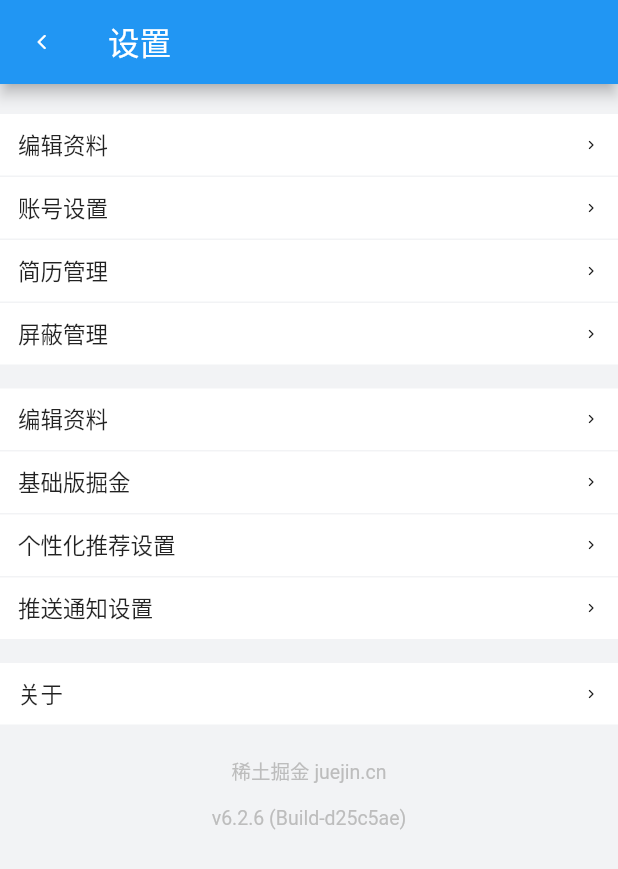
After one commit to CatJujube/jue_jin_blog, a Flutter app: the SettingPage screen opened directly, on a phone screen of 412 x 824 dp. The commit adds this screen. Shown: the top 869 px of the screen. Run offline on Flutter 3.47's test engine with Material 2 defaults, Android fonts, the phone set to English and light mode, and no system bars; our stand-ins replace dio, flutter_swiper, fluttertoast, pin_code_fields; missing offline and left inert: common_utils; network calls fail.

```diff
--- a/lib/bean/home_page_bean/HomePageBean.dart
+++ b/lib/bean/home_page_bean/HomePageBean.dart
@@ -1,5 +1,6 @@
 import 'package:jue_jin_blog/bean/home_page_bean/BaseTabBean.dart';
 import 'package:jue_jin_blog/bean/home_page_bean/FollowTabBean.dart';
+import 'package:jue_jin_blog/bean/home_page_bean/HotTabBean.dart';
 import 'package:jue_jin_blog/bean/home_page_bean/RecommendTabBean.dart';
 
 class HomePageBean{
@@ -9,6 +10,6 @@ class HomePageBean{
     HomePageBean(this.isLogin,this.tabList);
 
     static HomePageBean mockData(){
-      return HomePageBean(false,[FollowTabBean.mockData(),RecommendTabBean.mockData()]);
+      return HomePageBean(false,[FollowTabBean.mockData(),RecommendTabBean.mockData(),HotTabBean.mockData()]);
     }
 }
--- a/lib/main.dart
+++ b/lib/main.dart
@@ -2,7 +2,7 @@ import 'package:flutter/material.dart';
 import 'package:flutter/services.dart';
 import 'package:jue_jin_blog/bean/MineInfoBean.dart';
 import 'package:jue_jin_blog/pages/MainPage.dart';
-import 'package:jue_jin_blog/pages/MineInfoPage.dart';
+import 'package:jue_jin_blog/pages/mine_info_pages/MineInfoPage.dart';
 import 'package:jue_jin_blog/res/color/BColors.dart';
 
 void main() {
--- a/lib/pages/MainPage.dart
+++ b/lib/pages/MainPage.dart
@@ -4,7 +4,7 @@ import 'package:jue_jin_blog/bean/MineInfoBean.dart';
 import 'package:jue_jin_blog/bean/home_page_bean/HomePageBean.dart';
 import 'package:jue_jin_blog/pages/EmptyPage.dart';
 import 'package:jue_jin_blog/pages/HomePage.dart';
-import 'package:jue_jin_blog/pages/MineInfoPage.dart';
+import 'package:jue_jin_blog/pages/mine_info_pages/MineInfoPage.dart';
 
 class MainPage extends StatefulWidget {
   const MainPage({Key? key}) : super(key: key);
--- a/lib/pages/MineInfoPage.dart
+++ b/lib/pages/mine_info_pages/MineInfoPage.dart
@@ -6,6 +6,7 @@ import 'package:flutter_swiper/flutter_swiper.dart';
 import 'package:jue_jin_blog/bean/MineInfoBean.dart';
 import 'package:jue_jin_blog/nav/NavUtils.dart';
 import 'package:jue_jin_blog/pages/login_register/LoginRegisterPage.dart';
+import 'package:jue_jin_blog/pages/mine_info_pages/SettingPage.dart';
 import 'package:jue_jin_blog/res/color/BColors.dart';
 import 'package:jue_jin_blog/res/color/BFontSize.dart';
 import 'package:jue_jin_blog/res/color/BSize.dart';
@@ -57,7 +58,7 @@ class _MineInfoPageState extends State<MineInfoPage> {
           NavUtils.navToEmptyPage(context, "提醒");
         }),
         actionIcon("lib/images/mine_info/ic_setting.png",(){
-          NavUtils.navToEmptyPage(context, "设置");
+          NavUtils.navTo(context, SettingPage(false));
         })
       ],
     );
--- /dev/null
+++ b/lib/pages/mine_info_pages/SettingPage.dart
@@ -0,0 +1,104 @@
+import 'package:flutter/cupertino.dart';
+import 'package:flutter/material.dart';
+import 'package:jue_jin_blog/nav/NavUtils.dart';
+import 'package:jue_jin_blog/pages/login_register/LoginRegisterPage.dart';
+import 'package:jue_jin_blog/res/color/BColors.dart';
+import 'package:jue_jin_blog/res/color/BFontSize.dart';
+import 'package:jue_jin_blog/res/color/BSize.dart';
+import 'package:jue_jin_blog/widget/EasyCell.dart';
+
+class SettingPage extends StatefulWidget {
+  SettingPage(this._isLogin,{Key? key}) : super(key: key);
+
+  bool _isLogin;
+
+  @override
+  _SettingPageState createState() => _SettingPageState();
+}
+
+class _SettingPageState extends State<SettingPage> {
+
+  void editEvent(){
+    if(widget._isLogin){
+      //todo ts
+    }else{
+      NavUtils.navTo(context, LoginRegisterPage());
+    }
+  }
+
+  void accountSettingEvent(){
+    if(widget._isLogin){
+      //todo ts
+    }else{
+      NavUtils.navTo(context, LoginRegisterPage());
+    }
+  }
+
+
+  @override
+  Widget build(BuildContext context) {
+    return Scaffold(
+      appBar: AppBar(
+        leading: InkWell(
+          child: Icon(Icons.arrow_back_ios_rounded,size: BSize.COMMON_BACK_ICON_SIZE),
+          onTap: (){
+            NavUtils.navBack(context);
+          },
+        ),
+        title: Text("设置",style: TextStyle(fontSize: BFontSize.FONT_SIZE_MAXIMUM_PLUS))
+      ),
+      body: Container(
+        color: BColors.COMMON_GREY_BG_COLOR,
+          child: Column(
+            children: [
+                Container(
+                  margin: EdgeInsets.only(top: 20),
+                  child: EasyCell("编辑资料",(){
+                    editEvent();
+                  }),
+                ),
+              EasyCell("账号设置",(){
+                accountSettingEvent();
+              }),
+              EasyCell("简历管理",(){
+                editEvent();
+              }),
+              EasyCell("屏蔽管理",(){
+                editEvent();
+              }),
+              Container(
+                margin: EdgeInsets.only(top: 15),
+                child: EasyCell("编辑资料",(){
+                  editEvent();
+                }),
+              ),
+              EasyCell("基础版掘金",(){
+                editEvent();
+              }),
+              EasyCell("个性化推荐设置",(){
+                editEvent();
+              }),
+              EasyCell("推送通知设置",(){
+                editEvent();
+              }),
+              Container(
+                margin: EdgeInsets.only(top: 15),
+                child: EasyCell("关于",(){
+                  editEvent();
+                }),
+              ),
+              Container(
+                margin: EdgeInsets.only(top: 20),
+                child: Text("稀土掘金 juejin.cn",style: TextStyle(color: BColors.COMMON_TEXT_GREY,fontSize: BFontSize.FONT_SIZE_SAMLL))
+              ),
+              Container(
+                  margin: EdgeInsets.only(top: 15),
+                  child: Text("v6.2.6 (Build-d25c5ae)",style: TextStyle(color: BColors.COMMON_TEXT_GREY,fontSize: BFontSize.FONT_SIZE_SAMLL))
+              )
+            ],
+          ),
+      ),
+    );
+  }
+
+}
--- a/lib/res/color/BColors.dart
+++ b/lib/res/color/BColors.dart
@@ -4,4 +4,5 @@ class BColors{
   static Color COMMON_GREY_BG_COLOR = Color(0xFFF2F3F5);
   static Color COMMON_WITE_BG_COLOR = Color(0xFFFFFFFF);
   static Color COMMON_TEXT_GREY = Color(0xFFBDBDBD);
+  static const Color COMMON_BG_BLUE = Color(0x192979FF);
 }
--- a/lib/util/TabBeanMapperUtil.dart
+++ b/lib/util/TabBeanMapperUtil.dart
@@ -1,9 +1,11 @@
 import 'package:flutter/cupertino.dart';
 import 'package:jue_jin_blog/bean/home_page_bean/BaseTabBean.dart';
 import 'package:jue_jin_blog/bean/home_page_bean/FollowTabBean.dart';
+import 'package:jue_jin_blog/bean/home_page_bean/HotTabBean.dart';
 import 'package:jue_jin_blog/bean/home_page_bean/RecommendTabBean.dart';
 import 'package:jue_jin_blog/pages/EmptyPage.dart';
 import 'package:jue_jin_blog/pages/home_pages/FollowPage.dart';
+import 'package:jue_jin_blog/pages/home_pages/HotPage.dart';
 import 'package:jue_jin_blog/pages/home_pages/RecommendPage.dart';
 
 class TabBeanMapperUtil{
@@ -16,6 +18,9 @@ class TabBeanMapperUtil{
       case TabBeanType.FOLLOW_TYPE:
         FollowTabBean bean = tabBean as FollowTabBean;
         return FollowPage(bean,isLogin);
+      case TabBeanType.HOT_TYPE:
+        HotTabBean bean = tabBean as HotTabBean;
+        return HotPage(bean,isLogin);
       default:
         return EmptyPage("");
     }
--- /dev/null
+++ b/lib/widget/EasyCell.dart
@@ -0,0 +1,53 @@
+import 'package:flutter/cupertino.dart';
+import 'package:flutter/material.dart';
+import 'package:jue_jin_blog/res/color/BColors.dart';
+import 'package:jue_jin_blog/res/color/BFontSize.dart';
+import 'package:jue_jin_blog/res/color/BMargin.dart';
+import 'package:jue_jin_blog/res/color/BSize.dart';
+
+class EasyCell extends StatefulWidget {
+  EasyCell(this.tilte,this.onTap,{Key? key}) : super(key: key);
+  String tilte;
+  VoidCallback? onTap;
+
+  @override
+  _EasyCellState createState() => _EasyCellState();
+}
+
+class _EasyCellState extends State<EasyCell> {
+  @override
+  Widget build(BuildContext context) {
+    return Container(
+      height: BSize.COMMON_CELL_HEIGHT,
+      padding: BMargin.COMMON_LEFT_RIGHT_MARGIN,
+      child: InkWell(
+        child:      Stack(
+          alignment: Alignment.center,
+          children: [
+            Positioned(
+                left: 0,
+                child: Text(widget.tilte,style: TextStyle(fontSize: BFontSize.FONT_SIZE_NORMAL))
+            ),
+            Positioned(
+                right: 0,
+                child: arrow()
+            )
+          ],
+        ),
+        onTap: widget.onTap,
+      ),
+      decoration: BoxDecoration(
+        border: Border(bottom: BorderSide(width: 1,color: BColors.COMMON_GREY_BG_COLOR)),
+        color: Colors.white,
+      ),
+    );
+  }
+
+  Widget arrow(){
+    if(widget.onTap == null){
+      return Container();
+    }else{
+      return Icon(Icons.keyboard_arrow_right_rounded,size: BSize.COMMON_BACK_ICON_SIZE);
+    }
+  }
+}
```
Also changed, not shown: lib/bean/home_page_bean/HotTabBean.dart (added, +12 -0 lines), lib/pages/home_pages/HotPage.dart (added, +25 -0 lines), lib/widget/EasyBubbleCell.dart (added, +73 -0 lines).
